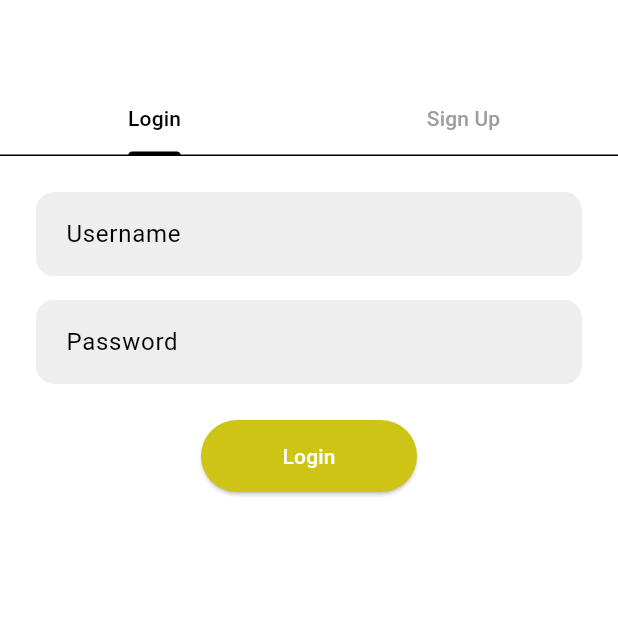
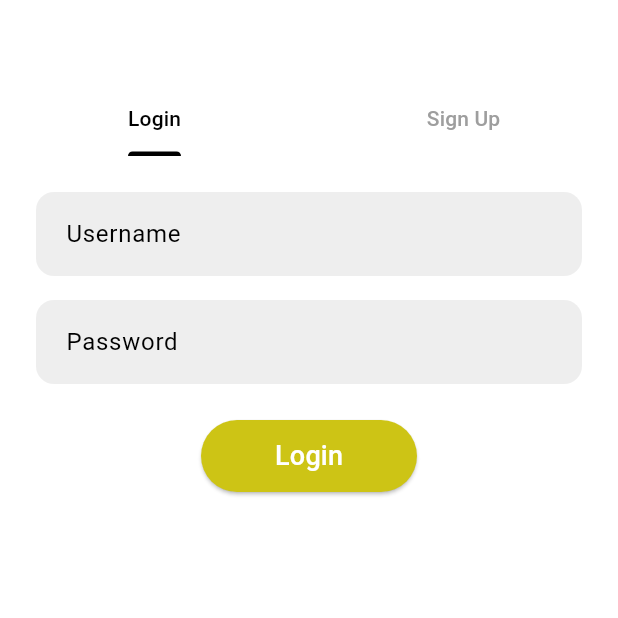
Before and after one commit to gideon-wade/GoNotes, a Flutter app: the screen it shows after launch, on a phone screen of 412 x 824 dp, the top half of it. Run offline on Flutter 3.47's test engine with Material 3 defaults, Android fonts, the phone set to English and light mode, and no system bars; our stand-ins replace flutter_dotenv, google_maps_flutter, permission_handler.

Commit message:
removed line under tab bar and made primary button text font bigger

```diff
--- a/frontend/client/lib/core/constants/constants.dart
+++ b/frontend/client/lib/core/constants/constants.dart
@@ -14,6 +14,7 @@ class Constants {
   static const double textFormButtonBorderRadius = 12.0;
   static const double buttonContentPadding = 16.0;
   static const double primaryButtonBorderRadius = 30.0;
+  static const double primaryButtonFontSize = 18.0;
 
   // Colors
   static final Color? greyTransparentColor = Colors.grey[200];
--- a/frontend/client/lib/core/widgets/primary_button.dart
+++ b/frontend/client/lib/core/widgets/primary_button.dart
@@ -21,7 +21,10 @@ class PrimaryButton extends StatelessWidget {
             ),
           ),
         ),
-        child: Text(text),
+        child: Text(
+            text,
+            style: const TextStyle(fontSize: Constants.primaryButtonFontSize)
+        ),
       ),
     );
   }
--- a/frontend/client/lib/features/login/presentation/login_page.dart
+++ b/frontend/client/lib/features/login/presentation/login_page.dart
@@ -16,6 +16,7 @@ class LoginPage extends StatelessWidget {
             indicatorColor: Colors.black,
             labelColor: Colors.black,
             unselectedLabelColor: Colors.grey,
+            dividerColor: Colors.transparent,
             tabs: [
               Tab(text: 'Login'),
               Tab(text: 'Sign Up'),
```
